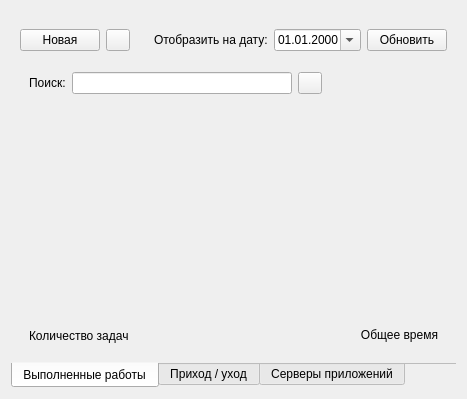
vodchella/NoveltyAssistant, file gui/main_form.ui: the form before one commit.
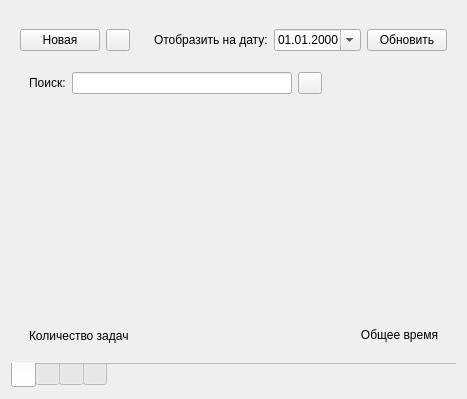
The form after the commit. Icons and pictures are not drawn. Custom widgets are drawn as their Qt base class.

Patch:
```diff
--- a/gui/main_form.ui
+++ b/gui/main_form.ui
@@ -36,12 +36,21 @@
      <property name="currentIndex">
       <number>0</number>
      </property>
+     <property name="iconSize">
+      <size>
+       <width>32</width>
+       <height>32</height>
+      </size>
+     </property>
      <property name="documentMode">
       <bool>true</bool>
      </property>
      <widget class="QWidget" name="tabTasks">
       <attribute name="title">
-       <string notr="true">Выполненные работы</string>
+       <string notr="true"/>
+      </attribute>
+      <attribute name="toolTip">
+       <string>Выполненные работы</string>
       </attribute>
       <layout class="QGridLayout" name="gridLayout_2">
        <item row="3" column="0">
@@ -293,7 +302,10 @@
      </widget>
      <widget class="QWidget" name="tabTime">
       <attribute name="title">
-       <string notr="true">Приход / уход</string>
+       <string notr="true"/>
+      </attribute>
+      <attribute name="toolTip">
+       <string>Приход / уход</string>
       </attribute>
       <layout class="QGridLayout" name="gridLayout">
        <item row="1" column="0">
@@ -413,6 +425,9 @@
      </widget>
      <widget class="QWidget" name="tabServices">
       <attribute name="title">
+       <string/>
+      </attribute>
+      <attribute name="toolTip">
        <string>Серверы приложений</string>
       </attribute>
       <layout class="QVBoxLayout" name="verticalLayout_3">
@@ -442,6 +457,18 @@
        </item>
       </layout>
      </widget>
+     <widget class="QWidget" name="tabDinner">
+      <attribute name="icon">
+       <iconset resource="../novelty_assistant.qrc">
+        <normaloff>:/images/dinner_32.ico</normaloff>:/images/dinner_32.ico</iconset>
+      </attribute>
+      <attribute name="title">
+       <string/>
+      </attribute>
+      <attribute name="toolTip">
+       <string>Заказ обедов</string>
+      </attribute>
+     </widget>
     </widget>
    </item>
   </layout>
```
Left out of the diff: 15 changed lines with no effect on the pictures.
